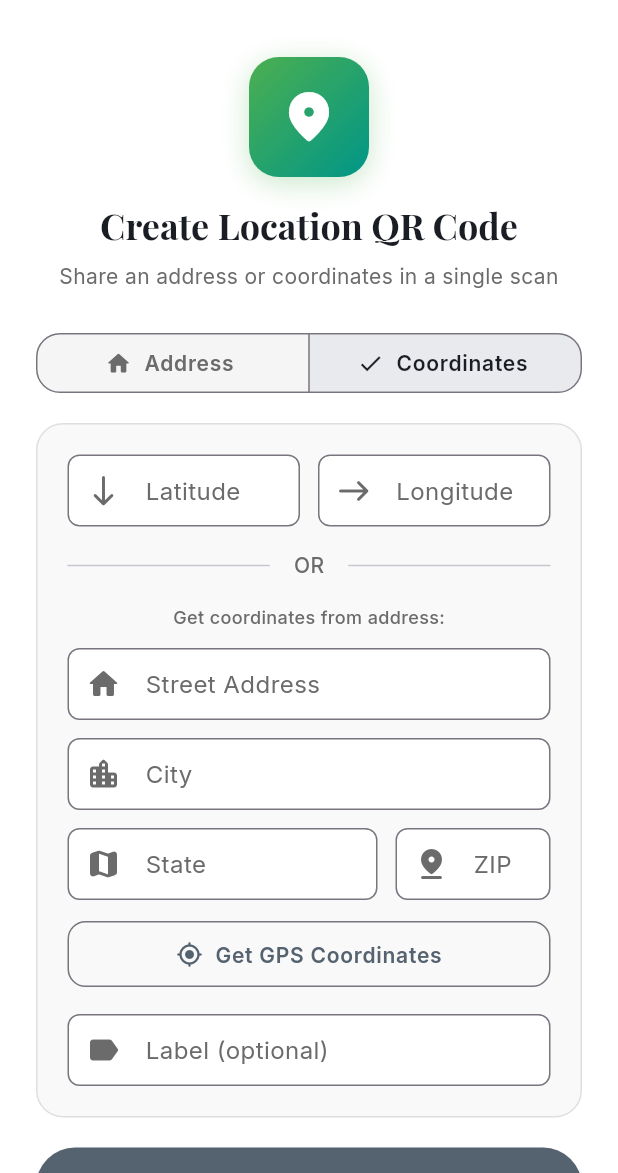
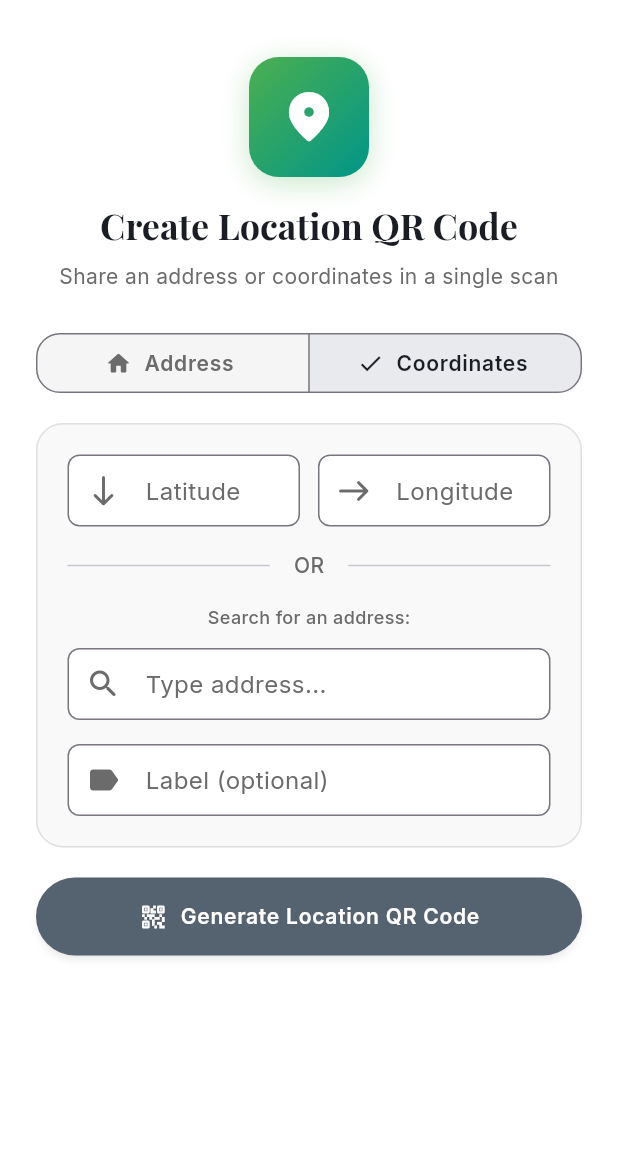
Before and after one commit to Xananthium/FREE-QR-CODE-APP, a Flutter app: the LocationGeneratorScreen screen opened by its route, after a tap on "Coordinates", on a phone screen of 412 x 824 dp, the part 63-1236 px from its top. Run offline on Flutter 3.47's test engine with Material 3 defaults, Android fonts, the phone set to English and light mode, and no system bars; our stand-ins replace flutter_colorpicker, flutter_contacts, go_router, google_fonts, qr_flutter, share_plus and 1 more; missing offline and left inert: gal, universal_html; accounts and stored records are empty.

Commit message:
Add address autocomplete and fix export navigation
Export Flow Fix:
- After Save/Share success, automatically navigate back to home
- Shows success message for 1.5s then goes home
- User is "done" after export (no need to manually navigate back)

Address Autocomplete Feature:
- Coordinates mode now has live address search
- Type "1600 Amph..." and see suggestions appear instantly
- Uses free Nominatim API (OpenStreetMap) - no API key needed
- Privacy-friendly, no tracking
- Tap suggestion → auto-fills latitude & longitude
- Removed separate street/city/state/zip fields in geocoding
- Single search field is much cleaner

Coordinates Mode Now:
1. Manual entry: Type lat/long directly (top)
2. OR
3. Search address: Type and select from suggestions (bottom)
   - As you type, suggestions appear in dropdown
   - Tap any suggestion to set coordinates
   - Shows success message with coordinates

Example: Type "Space Needle" → Suggestions appear → Tap "Space Needle, Seattle..." → Lat/Long auto-filled with exact coordinates

All working on Android 94.6MB APK.

Next: Add QR history feature (show last 5 QR codes on home screen)

Co-Authored-By: Claude Sonnet 4.5 <noreply@anthropic.com>

```diff
--- a/barcode_app/lib/screens/location_generator_screen.dart
+++ b/barcode_app/lib/screens/location_generator_screen.dart
@@ -37,16 +37,15 @@ class _LocationGeneratorScreenState extends State<LocationGeneratorScreen> {
   final _longitudeController = TextEditingController();
 
   // Geocoding fields (for converting address to coordinates)
-  final _geoStreetController = TextEditingController();
-  final _geoCityController = TextEditingController();
-  final _geoStateController = TextEditingController();
-  final _geoZipController = TextEditingController();
+  final _addressSearchController = TextEditingController();
 
   final _labelController = TextEditingController();
 
   LocationMode _mode = LocationMode.address;
   bool _hasGenerated = false;
   bool _isGeocoding = false;
+  bool _showSuggestions = false;
+  List<Map<String, dynamic>> _addressSuggestions = [];
   String? _errorMessage;
 
   @override
@@ -57,10 +56,7 @@ class _LocationGeneratorScreenState extends State<LocationGeneratorScreen> {
     _zipController.dispose();
     _latitudeController.dispose();
     _longitudeController.dispose();
-    _geoStreetController.dispose();
-    _geoCityController.dispose();
-    _geoStateController.dispose();
-    _geoZipController.dispose();
+    _addressSearchController.dispose();
     _labelController.dispose();
     super.dispose();
   }
@@ -138,106 +134,69 @@ class _LocationGeneratorScreenState extends State<LocationGeneratorScreen> {
     return parts.join(', ');
   }
 
-  /// Format geocoding address parts
-  String _formatGeocodingAddress() {
-    final parts = <String>[];
-
-    final street = _geoStreetController.text.trim();
-    if (street.isNotEmpty) {
-      parts.add(street);
+  /// Search for addresses as user types (autocomplete)
+  Future<void> _searchAddresses(String query) async {
+    if (query.trim().length < 3) {
+      setState(() {
+        _showSuggestions = false;
+        _addressSuggestions = [];
+      });
+      return;
     }
 
-    final city = _geoCityController.text.trim();
-    final state = _geoStateController.text.trim();
-    final zip = _geoZipController.text.trim();
-
-    final cityStateParts = <String>[];
-    if (city.isNotEmpty) {
-      cityStateParts.add(city);
-    }
-
-    if (state.isNotEmpty && zip.isNotEmpty) {
-      cityStateParts.add('$state $zip');
-    } else if (state.isNotEmpty) {
-      cityStateParts.add(state);
-    } else if (zip.isNotEmpty) {
-      cityStateParts.add(zip);
-    }
-
-    if (cityStateParts.isNotEmpty) {
-      parts.add(cityStateParts.join(', '));
-    }
-
-    return parts.join(', ');
-  }
-
-  /// Convert address to GPS coordinates using Nominatim (OpenStreetMap) API
-  /// This is a free, privacy-friendly geocoding service with no API key required
-  Future<void> _getCoordinatesFromAddress() async {
-    setState(() {
-      _errorMessage = null;
-      _isGeocoding = true;
-    });
-
     try {
-      // Validate at least some address fields are filled
-      if (_geoStreetController.text.trim().isEmpty &&
-          _geoCityController.text.trim().isEmpty) {
-        throw Exception('Please enter at least a street address or city');
-      }
-
-      final address = _formatGeocodingAddress();
-
-      // Call Nominatim API (OpenStreetMap)
-      final encodedAddress = Uri.encodeComponent(address);
+      final encodedQuery = Uri.encodeComponent(query.trim());
       final url = Uri.parse(
-        'https://nominatim.openstreetmap.org/search?q=$encodedAddress&format=json&limit=1',
+        'https://nominatim.openstreetmap.org/search?q=$encodedQuery&format=json&limit=5',
       );
 
       final response = await http.get(
         url,
         headers: {
-          'User-Agent': 'FreeQRCodeApp/1.0', // Required by Nominatim
+          'User-Agent': 'FreeQRCodeApp/1.0',
         },
       );
 
       if (response.statusCode == 200) {
         final List<dynamic> results = json.decode(response.body);
 
-        if (results.isEmpty) {
-          throw Exception('Address not found. Please check your address.');
+        setState(() {
+          _addressSuggestions = results.cast<Map<String, dynamic>>();
+          _showSuggestions = results.isNotEmpty;
+        });
+      }
+    } catch (e) {
+      // Silently fail autocomplete - user can still type manually
+      setState(() {
+        _showSuggestions = false;
+        _addressSuggestions = [];
+      });
+    }
   }
 
-        final location = results[0];
-        final lat = double.parse(location['lat']);
-        final lon = double.parse(location['lon']);
+  /// Handle selection of an address suggestion
+  void _selectAddressSuggestion(Map<String, dynamic> suggestion) {
+    final lat = double.parse(suggestion['lat']);
+    final lon = double.parse(suggestion['lon']);
 
-        // Fill in the coordinate values
     setState(() {
       _latitudeController.text = lat.toStringAsFixed(6);
       _longitudeController.text = lon.toStringAsFixed(6);
-          _isGeocoding = false;
+      _addressSearchController.text = suggestion['display_name'];
+      _showSuggestions = false;
+      _addressSuggestions = [];
     });
 
-        if (mounted) {
     ScaffoldMessenger.of(context).showSnackBar(
       SnackBar(
-              content: Text('Found coordinates: ${lat.toStringAsFixed(4)}, ${lon.toStringAsFixed(4)}'),
+        content: Text('Set coordinates: ${lat.toStringAsFixed(4)}, ${lon.toStringAsFixed(4)}'),
         backgroundColor: Colors.green,
         behavior: SnackBarBehavior.floating,
+        duration: const Duration(seconds: 2),
       ),
     );
   }
-      } else {
-        throw Exception('Geocoding service temporarily unavailable');
-      }
-    } catch (e) {
-      setState(() {
-        _errorMessage = e.toString().replaceAll('Exception: ', '');
-        _isGeocoding = false;
-      });
-    }
-  }
+
 
   String? _validateStreet(String? value) {
     if (value == null || value.trim().isEmpty) {
@@ -490,7 +449,7 @@ class _LocationGeneratorScreenState extends State<LocationGeneratorScreen> {
               ],
             ),
           ] else ...[
-            // Coordinates mode: Manual entry OR convert from address
+            // Coordinates mode: Manual entry OR search address
             Row(
               children: [
                 Expanded(
@@ -537,9 +496,9 @@ class _LocationGeneratorScreenState extends State<LocationGeneratorScreen> {
               ],
             ),
             const SizedBox(height: 16),
-            // Address to coordinates converter
+            // Address search with autocomplete
             Text(
-              'Get coordinates from address:',
+              'Search for an address:',
               style: TextStyle(
                 color: colorScheme.onSurfaceVariant,
                 fontSize: 12,
@@ -547,64 +506,80 @@ class _LocationGeneratorScreenState extends State<LocationGeneratorScreen> {
               ),
             ),
             const SizedBox(height: 12),
-            _buildTextField(
-              controller: _geoStreetController,
-              label: 'Street Address',
-              hint: '1600 Amphitheatre Pkwy',
-              icon: Icons.home_rounded,
-            ),
-            const SizedBox(height: 12),
-            _buildTextField(
-              controller: _geoCityController,
-              label: 'City',
-              hint: 'Mountain View',
-              icon: Icons.location_city_rounded,
-            ),
-            const SizedBox(height: 12),
-            Row(
+            Column(
               children: [
-                Expanded(
-                  flex: 2,
-                  child: _buildTextField(
-                    controller: _geoStateController,
-                    label: 'State',
-                    hint: 'CA',
-                    icon: Icons.map_rounded,
+                TextFormField(
+                  controller: _addressSearchController,
+                  onChanged: _searchAddresses,
+                  decoration: InputDecoration(
+                    labelText: 'Type address...',
+                    hintText: 'Start typing: 1600 Amphitheatre...',
+                    prefixIcon: const Icon(Icons.search_rounded),
+                    suffixIcon: _addressSearchController.text.isNotEmpty
+                        ? IconButton(
+                            icon: const Icon(Icons.clear_rounded),
+                            onPressed: () {
+                              setState(() {
+                                _addressSearchController.clear();
+                                _showSuggestions = false;
+                                _addressSuggestions = [];
+                              });
+                            },
+                          )
+                        : null,
+                    filled: true,
+                    fillColor: colorScheme.surface,
+                    border: OutlineInputBorder(
+                      borderRadius: BorderRadius.circular(14),
+                      borderSide: BorderSide(
+                          color: colorScheme.outline.withValues(alpha: 0.4)),
                     ),
                   ),
-                const SizedBox(width: 12),
-                Expanded(
-                  child: _buildTextField(
-                    controller: _geoZipController,
-                    label: 'ZIP',
-                    hint: '94043',
-                    icon: Icons.pin_drop_rounded,
-                    keyboardType: TextInputType.number,
+                ),
+                // Autocomplete suggestions dropdown
+                if (_showSuggestions && _addressSuggestions.isNotEmpty) ...[
+                  const SizedBox(height: 8),
+                  Container(
+                    constraints: const BoxConstraints(maxHeight: 200),
+                    decoration: BoxDecoration(
+                      color: colorScheme.surface,
+                      borderRadius: BorderRadius.circular(12),
+                      border: Border.all(
+                        color: colorScheme.outline.withValues(alpha: 0.2),
+                      ),
+                      boxShadow: [
+                        BoxShadow(
+                          color: Colors.black.withValues(alpha: 0.1),
+                          blurRadius: 8,
+                          offset: const Offset(0, 2),
+                        ),
+                      ],
+                    ),
+                    child: ListView.builder(
+                      shrinkWrap: true,
+                      itemCount: _addressSuggestions.length,
+                      itemBuilder: (context, index) {
+                        final suggestion = _addressSuggestions[index];
+                        return ListTile(
+                          dense: true,
+                          leading: Icon(
+                            Icons.location_on_rounded,
+                            color: colorScheme.primary,
+                            size: 20,
+                          ),
+                          title: Text(
+                            suggestion['display_name'],
+                            style: const TextStyle(fontSize: 14),
+                            maxLines: 2,
+                            overflow: TextOverflow.ellipsis,
+                          ),
+                          onTap: () => _selectAddressSuggestion(suggestion),
+                        );
+                      },
                     ),
                   ),
                 ],
-            ),
-            const SizedBox(height: 12),
-            // Get Coordinates button
-            SizedBox(
-              width: double.infinity,
-              child: OutlinedButton.icon(
-                onPressed: _isGeocoding ? null : _getCoordinatesFromAddress,
-                icon: _isGeocoding
-                    ? const SizedBox(
-                        width: 16,
-                        height: 16,
-                        child: CircularProgressIndicator(strokeWidth: 2),
-                      )
-                    : const Icon(Icons.my_location_rounded),
-                label: Text(_isGeocoding ? 'Finding...' : 'Get GPS Coordinates'),
-                style: OutlinedButton.styleFrom(
-                  padding: const EdgeInsets.symmetric(vertical: 12),
-                  shape: RoundedRectangleBorder(
-                    borderRadius: BorderRadius.circular(12),
-                  ),
-                ),
-              ),
+              ],
             ),
           ],
           const SizedBox(height: 16),
```
Also changed, not shown: barcode_app/lib/screens/export/export_screen.dart (+6 -6 lines). Lines whose indentation alone changed are shown as unchanged.
